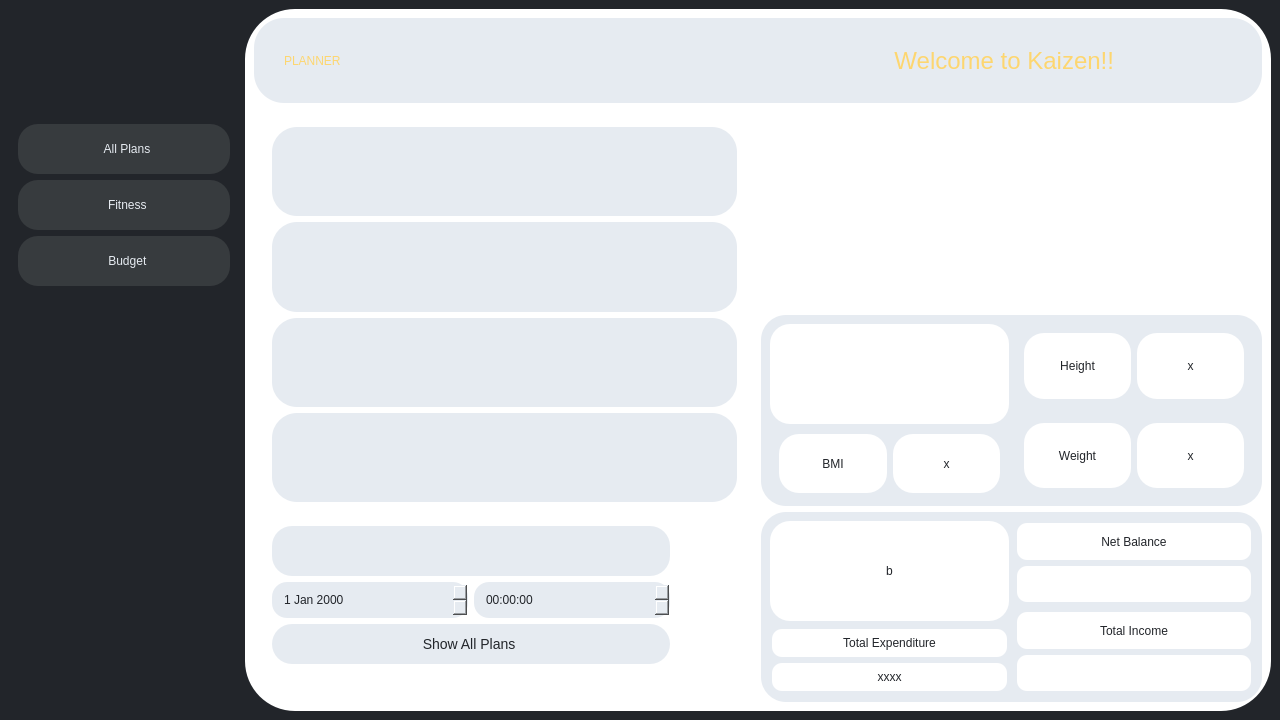
Above: K/planner.ui from burr1to/kaizen before the change. Below: the same form after it.
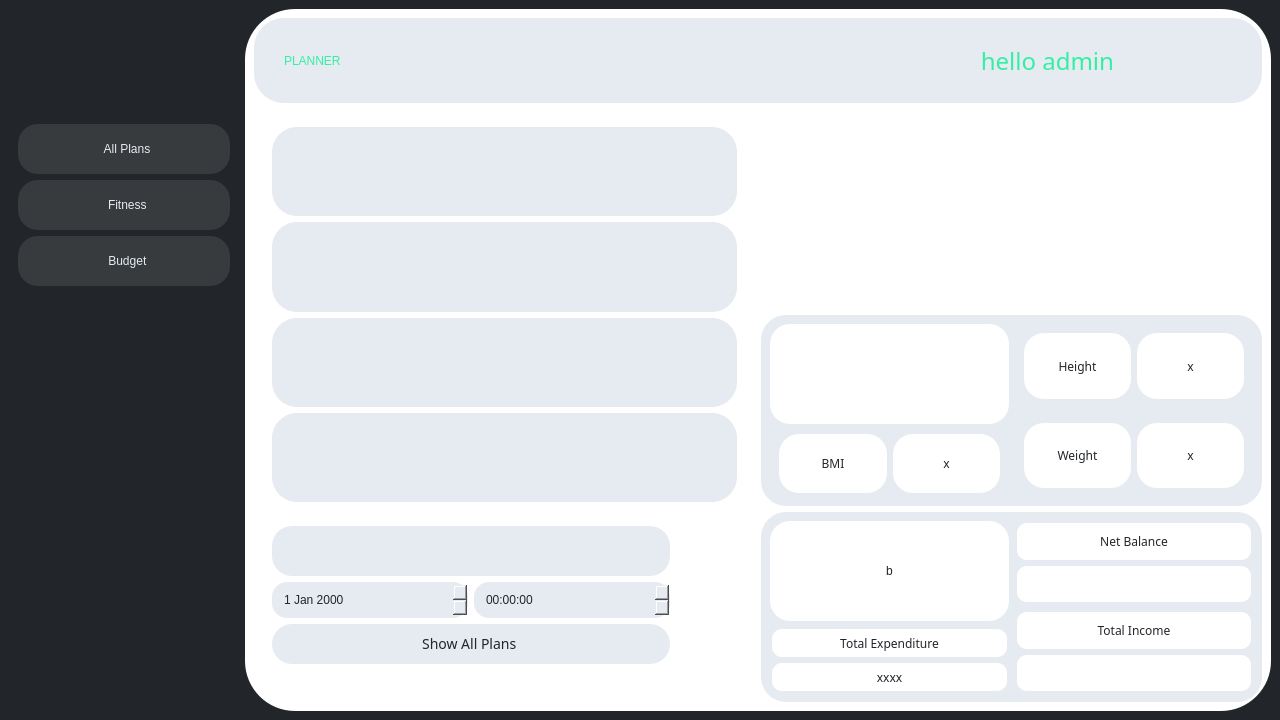
That is the form after the change. Icons and pictures are not drawn.

Patch:
```diff
--- a/K/planner.ui
+++ b/K/planner.ui
@@ -237,7 +237,7 @@
           <string notr="true">background-color:#e6ebf1;
 font: 700 25pt &quot;FONTSPRING DEMO - Pontiac Black&quot;;
 border-radius:30px;
-color: #fdd670;</string>
+color: #34efa3;</string>
          </property>
          <layout class="QHBoxLayout" name="horizontalLayout_6" stretch="0,5,2,0,0">
           <property name="leftMargin">
@@ -279,6 +279,7 @@
            <widget class="QLabel" name="heytxt">
             <property name="font">
              <font>
+              <family>FONTSPRING DEMO - Pontiac Black</family>
               <pointsize>-1</pointsize>
               <italic>false</italic>
               <bold>false</bold>
@@ -287,11 +288,11 @@
             <property name="styleSheet">
              <string notr="true">border:0px;
 padding-right:10px;
-color:#fdd670;
+color:#34efa3;
 font: 24px;</string>
             </property>
             <property name="text">
-             <string>Welcome to Kaizen!!</string>
+             <string>hello admin</string>
             </property>
             <property name="alignment">
              <set>Qt::AlignRight|Qt::AlignTrailing|Qt::AlignVCenter</set>
@@ -549,6 +550,7 @@
                      </property>
                      <property name="font">
                       <font>
+                       <family>Foco</family>
                        <pointsize>-1</pointsize>
                        <italic>false</italic>
                        <bold>false</bold>
@@ -701,6 +703,7 @@
                     <widget class="QLabel" name="BMI_label">
                      <property name="font">
                       <font>
+                       <family>Foco</family>
                        <pointsize>-1</pointsize>
                        <italic>false</italic>
                        <bold>false</bold>
@@ -727,6 +730,7 @@
                     <widget class="QLabel" name="bmit">
                      <property name="font">
                       <font>
+                       <family>Foco</family>
                        <pointsize>-1</pointsize>
                        <italic>false</italic>
                        <bold>false</bold>
@@ -766,6 +770,7 @@
                     <widget class="QLabel" name="Height_label">
                      <property name="font">
                       <font>
+                       <family>Foco</family>
                        <pointsize>-1</pointsize>
                        <italic>false</italic>
                        <bold>false</bold>
@@ -792,6 +797,7 @@
                     <widget class="QLabel" name="heightt">
                      <property name="font">
                       <font>
+                       <family>Foco</family>
                        <pointsize>-1</pointsize>
                        <italic>false</italic>
                        <bold>false</bold>
@@ -826,6 +832,7 @@
                     <widget class="QLabel" name="Weight_label">
                      <property name="font">
                       <font>
+                       <family>Foco</family>
                        <pointsize>-1</pointsize>
                        <italic>false</italic>
                        <bold>false</bold>
@@ -852,6 +859,7 @@
                     <widget class="QLabel" name="weightt">
                      <property name="font">
                       <font>
+                       <family>Foco</family>
                        <pointsize>-1</pointsize>
                        <italic>false</italic>
                        <bold>false</bold>
@@ -950,6 +958,7 @@
                     <widget class="QLabel" name="Expenditure_label">
                      <property name="font">
                       <font>
+                       <family>Foco</family>
                        <pointsize>-1</pointsize>
                        <italic>false</italic>
                        <bold>false</bold>
@@ -976,6 +985,7 @@
                     <widget class="QLabel" name="exp">
                      <property name="font">
                       <font>
+                       <family>Foco</family>
                        <pointsize>-1</pointsize>
                        <italic>false</italic>
                        <bold>false</bold>
@@ -1027,6 +1037,7 @@
                     <widget class="QLabel" name="Balance_label">
                      <property name="font">
                       <font>
+                       <family>Foco</family>
                        <pointsize>-1</pointsize>
                        <italic>false</italic>
                        <bold>false</bold>
@@ -1104,6 +1115,7 @@
                     <widget class="QLabel" name="Budget_label">
                      <property name="font">
                       <font>
+                       <family>Foco</family>
                        <pointsize>-1</pointsize>
                        <italic>false</italic>
                        <bold>false</bold>
```
Left out of the diff: 7 changed lines with no effect on the pictures.
